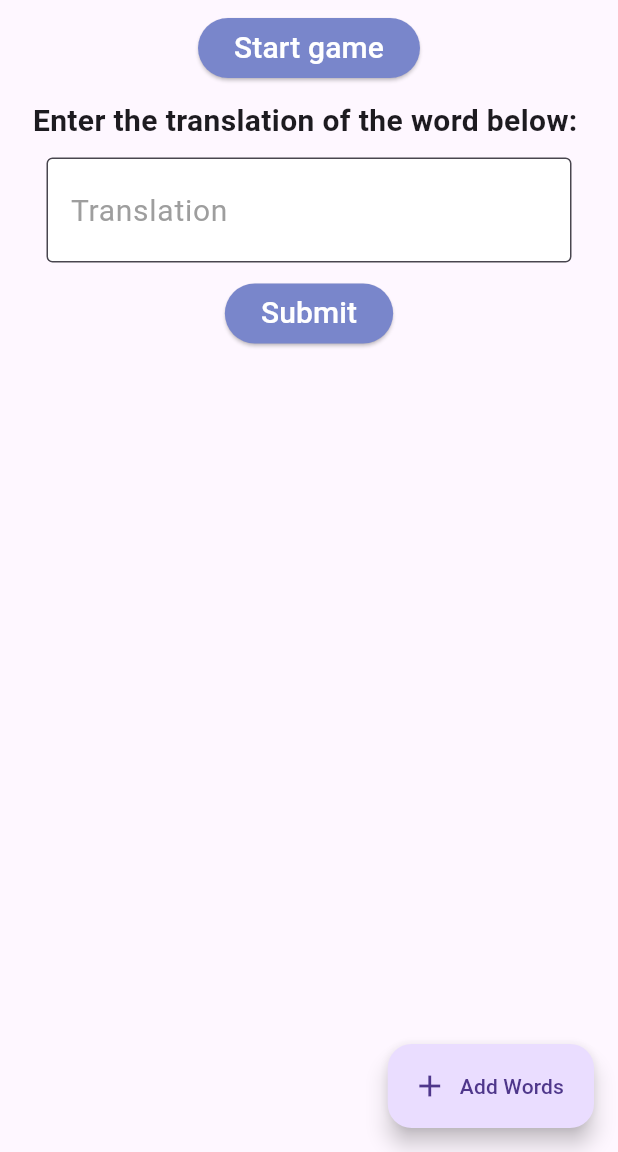
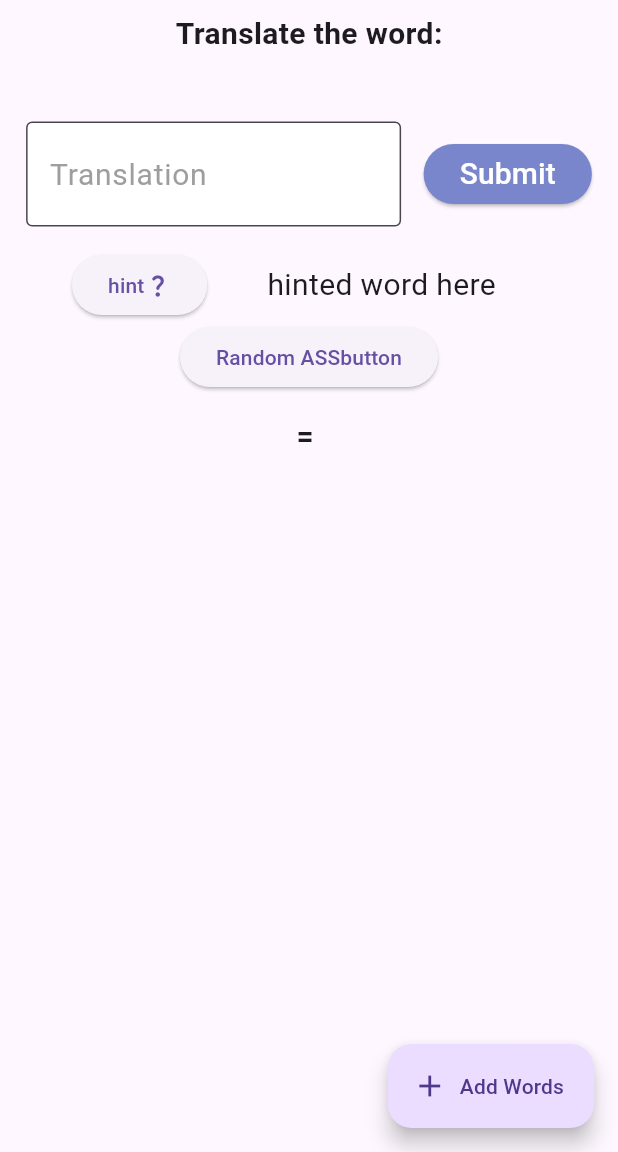
Before and after one commit to Dzejkoubi/word_practise_firebase, a Flutter app: the screen it shows after launch, after a tap on "Submit", on a phone screen of 412 x 824 dp, the part 84-1236 px from its top. Run offline on Flutter 3.47's test engine with Material 3 defaults, Android fonts, the light colour scheme and no system bars; our stand-ins replace firebase_auth, firebase_core, firebase_database; accounts and stored records are empty; network calls fail.

Commit message:
Style start

```diff
--- a/lib/main.dart
+++ b/lib/main.dart
@@ -1,9 +1,15 @@
+//Core packages
+import 'package:flutter/material.dart';
 import 'package:firebase_core/firebase_core.dart';
-import 'package:flutter/material.dart';
 import 'package:firebase_database/firebase_database.dart';
+import 'package:flutter/widgets.dart';
+//Packages
+import 'dart:math';
+
+//Pages
+import 'firebase_options.dart';
 import 'package:word_practise_firebase/pages/screens/wordsDatabase.dart';
-import 'firebase_options.dart';
-import 'dart:math';
+import 'package:word_practise_firebase/utils/helper_widgets.dart';
 
 Future<void> main() async {
   WidgetsFlutterBinding.ensureInitialized();
@@ -11,10 +17,12 @@ Future<void> main() async {
     options: DefaultFirebaseOptions.currentPlatform,
   );
 
-  runApp(const MaterialApp(
+  runApp(
+    MaterialApp(
       debugShowCheckedModeBanner: false,
       home: MyApp(),
-  ));
+    ),
+  );
 }
 
 class MyApp extends StatefulWidget {
@@ -32,6 +40,7 @@ class _MyAppState extends State<MyApp> {
               "https://word-pracise-cz-en-default-rtdb.europe-west1.firebasedatabase.app/")
       .ref();
   //Variables
+  //Game function variables
   int wordsCount = 0;
   int wordNumber = 0;
   String foreignWord = "";
@@ -40,7 +49,10 @@ class _MyAppState extends State<MyApp> {
   int englishWordsLength = 0;
   int czechWordsLength = 0;
   int czOrEn = 0;
-  String worngAnswerShower = "";
+  //Other variables
+  String afterSubmitText = "";
+  String hintText = "";
+  int showedWords = 0;
 
   Future<void> game() async {
     final wordsRef = FirebaseDatabase.instance.ref().child("words");
@@ -110,6 +122,11 @@ class _MyAppState extends State<MyApp> {
     return true;
   }
 
+  void printValues() {
+    print(
+        "Word count: $wordsCount \n Word number: $wordNumber \n English words: $englishWords \n Czech words: $czechWords \n English words length: $englishWordsLength \n Czech words length: $czechWordsLength \n Foreign word: $foreignWord \n CZ or EN: $czOrEn \n");
+  }
+
   @override
   void initState() {
     super.initState();
@@ -119,6 +136,7 @@ class _MyAppState extends State<MyApp> {
   @override
   Widget build(BuildContext context) {
     return MaterialApp(
+        title: 'Word Practise',
         home: Scaffold(
           floatingActionButton: FloatingActionButton.extended(
             onPressed: () {
@@ -162,31 +180,24 @@ class _MyAppState extends State<MyApp> {
       child: Center(
           child: Column(
         children: <Widget>[
-          ElevatedButton(
-            style: ElevatedButton.styleFrom(
-              backgroundColor: Colors.indigo[300],
+          const Text(
+            "Translate the word:",
+            style: TextStyle(fontWeight: FontWeight.bold, fontSize: 20),
           ),
-            onPressed: () {
-              game();
-            },
-            child: const Text(
-              'Start game',
-              style: TextStyle(
-                color: Colors.white,
-                fontSize: 20,
+          Text(
+            foreignWord,
+            style: const TextStyle(fontWeight: FontWeight.bold, fontSize: 20),
+            textAlign: TextAlign.center,
           ),
-            ),
-          ),
-          const SizedBox(height: 10),
-          Text(
-            "Enter the translation of the word below: $foreignWord",
-            style: const TextStyle(fontWeight: FontWeight.bold, fontSize: 20),
-          ),
-          SizedBox(height: 10),
-          Container(
-              width: 350,
+          addVerticalSpace(15),
+          Row(
+            mainAxisAlignment: MainAxisAlignment.center,
+            children: <Widget>[
+              SizedBox(
+                  width: 250,
                   height: 70,
                   child: TextField(
+                    textAlign: TextAlign.center,
                     controller: _textFieldInput,
                     style: const TextStyle(
                       color: Colors.black,
@@ -194,7 +205,7 @@ class _MyAppState extends State<MyApp> {
                     ),
                     decoration: InputDecoration(
                       suffix: IconButton(
-                      icon: Icon(Icons.clear),
+                          icon: const Icon(Icons.clear),
                           onPressed: () {
                             _textFieldInput.clear();
                           }),
@@ -208,7 +219,7 @@ class _MyAppState extends State<MyApp> {
                       filled: true,
                     ),
                   )),
-          const SizedBox(height: 10),
+              addHorizontalSpace(15),
               ElevatedButton(
                 style: ElevatedButton.styleFrom(
                   backgroundColor: Colors.indigo[300],
@@ -217,10 +228,52 @@ class _MyAppState extends State<MyApp> {
                   checkAnswer();
                   if (checkAnswer() == true) {
                     print("Correct answer");
+                    setState(() {
+                      afterSubmitText = "Correct answer";
+                    });
+                    if (czOrEn == 0 && czechWordsLength > 1) {
+                      setState(
+                        () {
+                          List<String> otherAnswers =
+                              List<String>.from(czechWords);
+                          otherAnswers.remove(_textFieldInput.text);
+                          afterSubmitText =
+                              "Další správné odpovědi byly: \n${otherAnswers.join(" nebo ")} ";
+                          print(otherAnswers.join(" nebo "));
+                        },
+                      );
+                    } else if (czOrEn == 1 && englishWordsLength > 1) {
+                      setState(
+                        () {
+                          List<String> otherAnswers =
+                              List<String>.from(englishWords);
+                          otherAnswers.remove(_textFieldInput.text);
+                          afterSubmitText =
+                              "Další správné odpovědi byly: \n${otherAnswers.join(" or ")} ";
+                          print(afterSubmitText);
+                        },
+                      );
+                    }
                   } else {
                     print("Wrong answer");
+                    if (czOrEn == 0) {
+                      setState(() {
+                        afterSubmitText =
+                            "$foreignWord = ${czechWords.join(" nebo ")} ";
+                      });
+                    } else {
+                      setState(() {
+                        afterSubmitText =
+                            "$foreignWord = ${englishWords.join(" or ")} ";
+                      });
+                    }
                   }
                   game();
+                  _textFieldInput.clear();
+                  setState(() {
+                    showedWords = 0;
+                    hintText = "hinted word here";
+                  });
                 },
                 child: const Text(
                   'Submit',
@@ -231,6 +284,58 @@ class _MyAppState extends State<MyApp> {
                 ),
               ),
             ],
+          ),
+          addVerticalSpace(15),
+          Padding(
+            padding: const EdgeInsets.symmetric(horizontal: 40.0),
+            child: Row(
+              children: <Widget>[
+                ElevatedButton(
+                    onPressed: () {
+                      showedWords++;
+                      setState(() {
+                        if (czOrEn == 0) {
+                          String snapshot = "";
+                          setState(() {
+                            hintText = snapshot =
+                                czechWords[Random().nextInt(czechWordsLength)]
+                                    .substring(0, showedWords);
+                            ;
+                          });
+                        } else {
+                          String snapshot = "";
+                          setState(() {
+                            hintText = snapshot = englishWords[
+                                    Random().nextInt(englishWordsLength)]
+                                .substring(0, showedWords);
+                            ;
+                          });
+                        }
+                      });
+                    },
+                    child: Row(
+                      children: [
+                        Text("hint"),
+                        Icon(Icons.question_mark_rounded)
+                      ],
+                    )),
+                addHorizontalSpace(40),
+                Text(hintText, style: const TextStyle(fontSize: 20)),
+              ],
+            ),
+          ),
+          ElevatedButton(
+              child: Text("Random ASSbutton"),
+              onPressed: () {
+                printValues();
+                _textFieldInput.clear();
+              }),
+          addVerticalSpace(15),
+          Text(
+            afterSubmitText,
+            style: const TextStyle(fontWeight: FontWeight.bold, fontSize: 20),
+          ),
+        ],
       )),
     );
   }
--- /dev/null
+++ b/lib/utils/helper_widgets.dart
@@ -0,0 +1,9 @@
+import 'package:flutter/material.dart';
+
+Widget addVerticalSpace(double height) {
+  return SizedBox(height: height);
+}
+
+Widget addHorizontalSpace(double width) {
+  return SizedBox(width: width);
+}
```
Also changed, not shown: lib/theme/theme_constants.dart (added, +8 -0 lines), lib/theme/theme_manager.dart (added, +13 -0 lines), 1 other file. Lines whose indentation alone changed are shown as unchanged.
